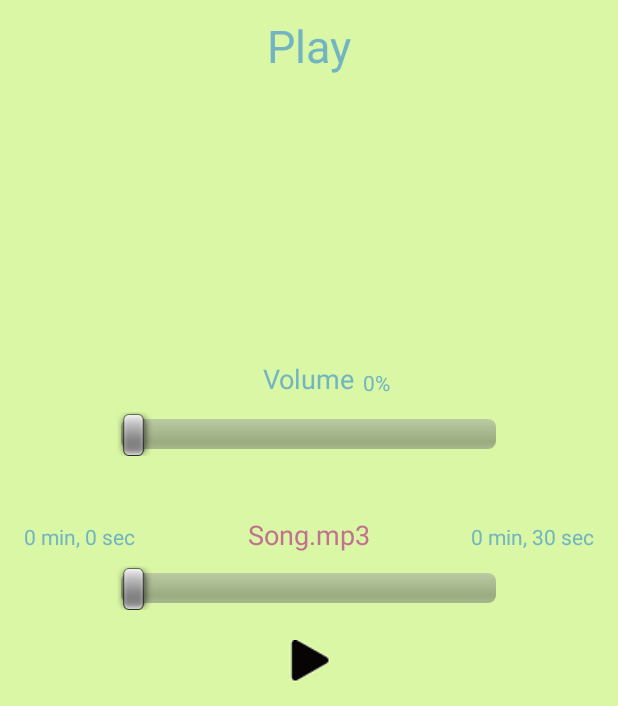
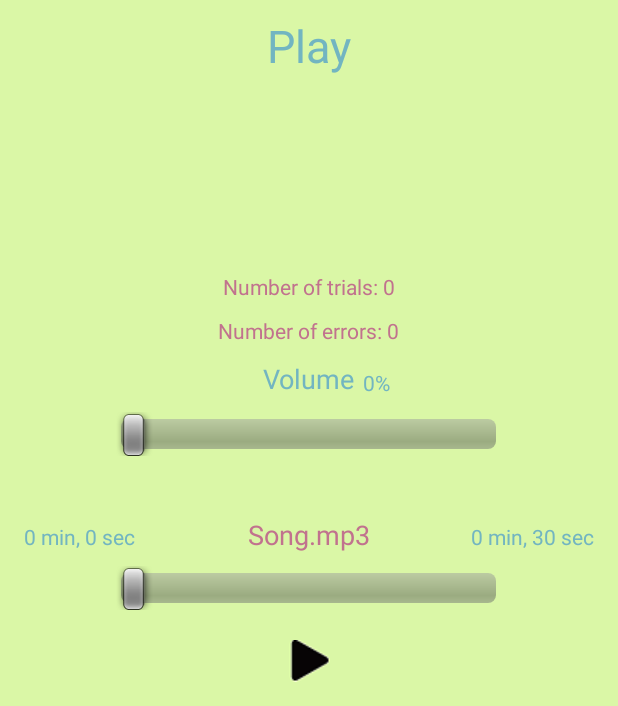
Before and after one commit to TramDo/GestureMediaPlayer, an Android app: the screen it shows after launch (SensorActivity), after a tap on "OK", on a phone screen of 412 x 824 dp, the part 530-1236 px from its top. Run offline under Robolectric (Android 15) with nearby library versions, the phone set to English and light mode, and no system bars.

Commit message:
change UI

```diff
--- a/app/src/main/java/com/example/gesturemediaplayer/SensorActivity.java
+++ b/app/src/main/java/com/example/gesturemediaplayer/SensorActivity.java
@@ -69,7 +69,7 @@ public class SensorActivity extends Activity implements SensorEventListener {
     //UI component
     private SeekBar volumeSeekbar, progressSeekbar;
     private ImageButton pausePlaybutton;
-    private TextView durationtxt,  progresstxt, remainTimetxt, titletxt, gestureText;
+    private TextView durationtxt,  progresstxt, remainTimetxt, titletxt, gestureText, trialtxt, erortxt;
 
 
 
@@ -94,6 +94,8 @@ public class SensorActivity extends Activity implements SensorEventListener {
         remainTimetxt = (TextView)findViewById(R.id.remainTimetxt);
         gestureText = findViewById(R.id.gesturetext);
         titletxt = (TextView)findViewById(R.id.titletxt);
+        trialtxt = (TextView)findViewById(R.id.trialtxt);
+        erortxt = (TextView)findViewById(R.id.erortxt);
         titletxt.setText("Song.mp3");
         gestureText.setText("Play");
 
@@ -149,6 +151,8 @@ public class SensorActivity extends Activity implements SensorEventListener {
         durationTimeArray = new float[totalTrailTime];
         errorTimeArray = new int[totalTrailTime];
         gestureText.setText("Play");
+        trialtxt.setText("Number of trials: " + trailTime);
+        erortxt.setText("Number of errors: " + errorNumber);
        // Log.i(MYDEBUG, "trail time" + String.valueOf(durationTimeArray[trailTime]));
         myHandler.postDelayed(UpdateSongTime, 100);
         sensorManager.registerListener(this, gyroSensor, SensorManager.SENSOR_DELAY_NORMAL);
@@ -243,7 +247,7 @@ public class SensorActivity extends Activity implements SensorEventListener {
             if (roll >= -30 && roll <= 30){
                 changed = false;
             }
-            if (pitch >= -30 && pitch <= 30){
+            if (pitch >= -20 && pitch <= 20){
                 pchanged = false;
             }
             if (pitch >= 20.0f && pitch - currentPitchValue >= changedDegreeValuePitch && !pchanged){
@@ -262,8 +266,12 @@ public class SensorActivity extends Activity implements SensorEventListener {
                         errorTimeArray[trailTime] = errorNumber;
                         Log.i(MYDEBUG, "trail time" + String.valueOf( errorNumber));
                         trailTime++;
+
                         currentGestureIndex = 0;
                         errorNumber = 0;
+                        trialtxt.setText("Number of trials: " + trailTime);
+                        erortxt.setText("Number of errors: " + errorNumber);
+                        gestureText.setText(GestureArray[currentGestureIndex]);
                         if (trailTime == totalTrailTime){
                             Bundle bundle = new Bundle();
                             Intent intent = new Intent(this, ResultActivity.class);
@@ -286,6 +294,7 @@ public class SensorActivity extends Activity implements SensorEventListener {
                 else{
                     Log.i("MYDEBUGG", "error");
                     errorNumber++;
+                    erortxt.setText("Number of errors: " + errorNumber);
                 }
 
             }
@@ -309,6 +318,7 @@ public class SensorActivity extends Activity implements SensorEventListener {
                 else{
                     Log.i("MYDEBUGG", String.valueOf(pchanged));
                     errorNumber++;
+                    erortxt.setText("Number of errors: " + errorNumber);
                 }
             }
             else if (roll <= -30.0f && roll - currentRollValue <= -changedDegreeValue && Math.abs(pitch) < 30 && !changed){
@@ -328,6 +338,7 @@ public class SensorActivity extends Activity implements SensorEventListener {
                 else{
                     Log.i("MYDEBUGG", "error3");
                     errorNumber++;
+                    erortxt.setText("Number of errors: " + errorNumber);
                 }
             }
             else if(roll >= 30.0f  && roll - currentRollValue >= changedDegreeValue &&  Math.abs(pitch) < 30 && !changed){
@@ -347,6 +358,7 @@ public class SensorActivity extends Activity implements SensorEventListener {
                 else{
                     Log.i("MYDEBUGG", "error4");
                     errorNumber++;
+                    erortxt.setText("Number of errors: " + errorNumber);
                 }
             }
             currentRollValue = roll;
--- a/app/src/main/res/layout/sensor_layout.xml
+++ b/app/src/main/res/layout/sensor_layout.xml
@@ -37,7 +37,26 @@
         android:textColor="#72B5C1"
         android:layout_below="@+id/imageView"
         android:layout_centerHorizontal="true" />
-
+    <TextView
+        android:layout_width="wrap_content"
+        android:layout_height="wrap_content"
+        android:textAppearance="?android:attr/textAppearanceSmall"
+        android:text="Number of trial: 0"
+        android:layout_marginBottom="10dp"
+        android:id="@+id/trialtxt"
+        android:textColor="#C1728E"
+        android:layout_above="@id/erortxt"
+        android:layout_centerHorizontal="true" />
+    <TextView
+        android:layout_width="wrap_content"
+        android:layout_height="wrap_content"
+        android:textAppearance="?android:attr/textAppearanceSmall"
+        android:text="Number of error: 0"
+        android:layout_marginBottom="10dp"
+        android:id="@+id/erortxt"
+        android:textColor="#C1728E"
+        android:layout_above="@id/volumetxt"
+        android:layout_centerHorizontal="true" />
     <LinearLayout
         android:layout_width="match_parent"
         android:layout_height="wrap_content"
```
Also changed, not shown: app/src/main/java/com/example/gesturemediaplayer/ButtonActivity.java (+10 -2 lines), app/src/main/res/layout/button_layout.xml (+9 -1 lines), app/src/main/res/layout/setup_layout.xml (+23 -8 lines).
